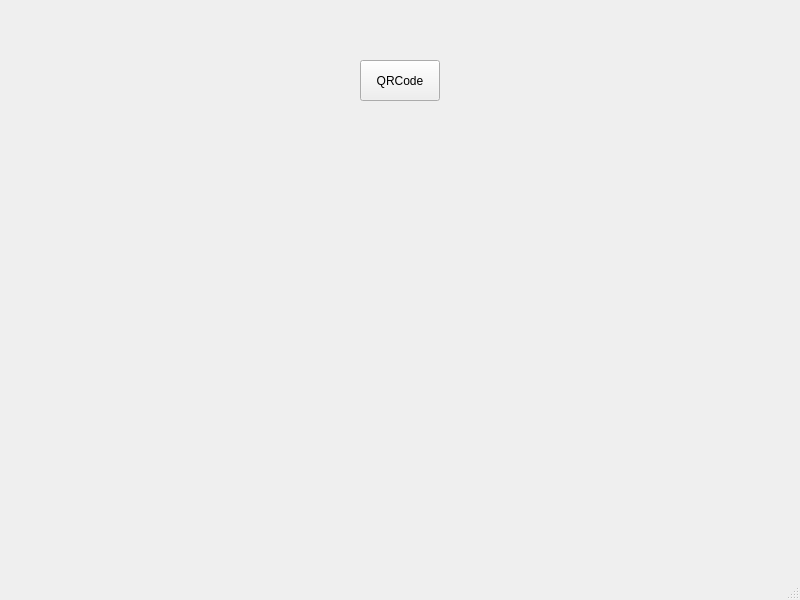
Before: the Qt Designer form Ltem_Sorting/mainwindow.ui in YiHangCalm/WorldSkillsCompetition, drawn with Qt 5.
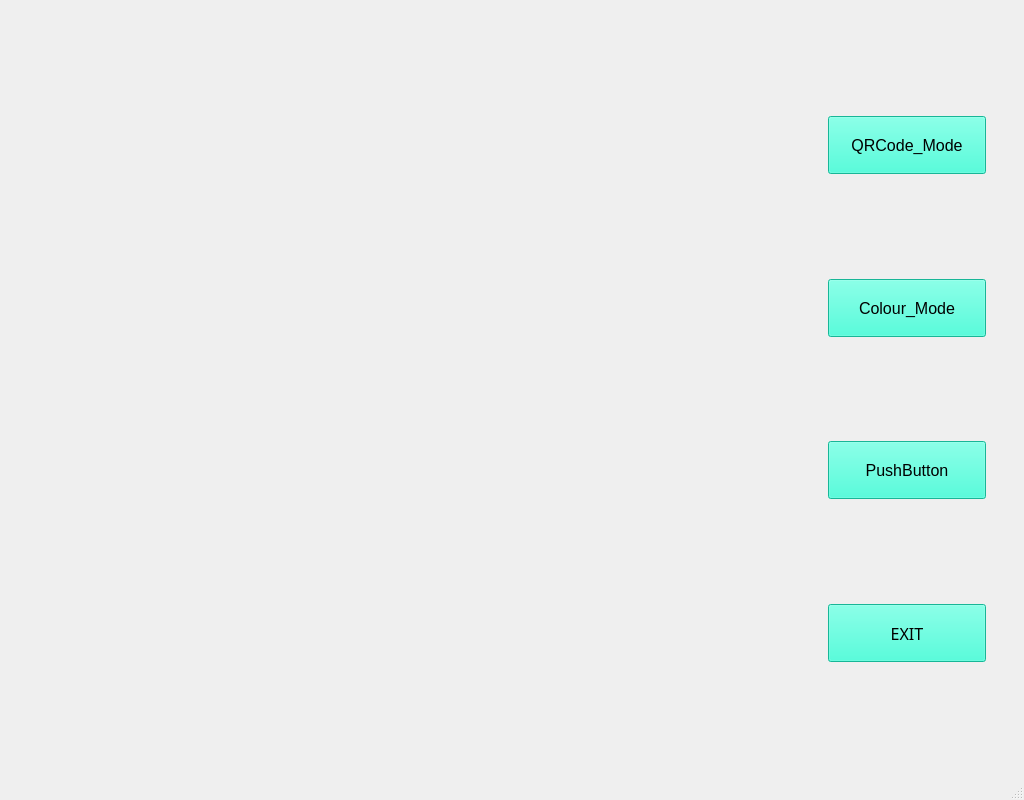
After: the same form once the commit is applied.

```diff
--- a/Ltem_Sorting/mainwindow.ui
+++ b/Ltem_Sorting/mainwindow.ui
@@ -6,27 +6,204 @@
    <rect>
     <x>0</x>
     <y>0</y>
-    <width>800</width>
-    <height>600</height>
+    <width>1024</width>
+    <height>800</height>
    </rect>
   </property>
+  <property name="sizePolicy">
+   <sizepolicy hsizetype="Fixed" vsizetype="Fixed">
+    <horstretch>0</horstretch>
+    <verstretch>0</verstretch>
+   </sizepolicy>
+  </property>
   <property name="windowTitle">
    <string>MainWindow</string>
   </property>
+  <property name="styleSheet">
+   <string notr="true">QPushButton#modeButton {
+    background-color: rgb(34, 255, 211);
+    color: black;
+    width: 150px;  
+    height: 50px; 
+	font-size: 16px; 
+}
+
+QPushButton#ColourButton {
+    background-color: rgb(34, 255, 211);
+    color: black;
+    width: 150px;  
+    height: 50px;   
+	font-size: 16px;
+}
+QPushButton#InspectButton{
+    background-color: rgb(34, 255, 211);
+    color: black;
+    width: 150px;   
+    height: 50px;
+	font-size: 16px;   
+}
+QPushButton#exitButton {
+    background-color: rgb(34, 255, 211);
+    color: black;
+    width: 150px;   
+    height: 50px;   
+	font-size: 16px;
+}</string>
+  </property>
   <widget class="QWidget" name="centralwidget">
-   <widget class="QPushButton" name="modeButton">
-    <property name="geometry">
-     <rect>
-      <x>360</x>
-      <y>60</y>
-      <width>80</width>
-      <height>41</height>
-     </rect>
-    </property>
-    <property name="text">
-     <string>QRCode</string>
-    </property>
-   </widget>
+   <layout class="QHBoxLayout" name="horizontalLayout">
+    <item>
+     <spacer name="horizontalSpacer">
+      <property name="orientation">
+       <enum>Qt::Horizontal</enum>
+      </property>
+      <property name="sizeHint" stdset="0">
+       <size>
+        <width>792</width>
+        <height>37</height>
+       </size>
+      </property>
+     </spacer>
+    </item>
+    <item>
+     <widget class="QWidget" name="widget" native="true">
+      <layout class="QVBoxLayout" name="verticalLayout">
+       <item>
+        <spacer name="verticalSpacer_5">
+         <property name="orientation">
+          <enum>Qt::Vertical</enum>
+         </property>
+         <property name="sizeHint" stdset="0">
+          <size>
+           <width>20</width>
+           <height>40</height>
+          </size>
+         </property>
+        </spacer>
+       </item>
+       <item>
+        <widget class="QPushButton" name="modeButton">
+         <property name="sizePolicy">
+          <sizepolicy hsizetype="Minimum" vsizetype="Maximum">
+           <horstretch>0</horstretch>
+           <verstretch>0</verstretch>
+          </sizepolicy>
+         </property>
+         <property name="maximumSize">
+          <size>
+           <width>200</width>
+           <height>600</height>
+          </size>
+         </property>
+         <property name="font">
+          <font>
+           <pointsize>-1</pointsize>
+          </font>
+         </property>
+         <property name="styleSheet">
+          <string notr="true"/>
+         </property>
+         <property name="text">
+          <string>QRCode_Mode</string>
+         </property>
+        </widget>
+       </item>
+       <item>
+        <spacer name="verticalSpacer_2">
+         <property name="orientation">
+          <enum>Qt::Vertical</enum>
+         </property>
+         <property name="sizeHint" stdset="0">
+          <size>
+           <width>20</width>
+           <height>40</height>
+          </size>
+         </property>
+        </spacer>
+       </item>
+       <item>
+        <widget class="QPushButton" name="ColourButton">
+         <property name="text">
+          <string>Colour_Mode</string>
+         </property>
+        </widget>
+       </item>
+       <item>
+        <spacer name="verticalSpacer_3">
+         <property name="orientation">
+          <enum>Qt::Vertical</enum>
+         </property>
+         <property name="sizeHint" stdset="0">
+          <size>
+           <width>20</width>
+           <height>40</height>
+          </size>
+         </property>
+        </spacer>
+       </item>
+       <item>
+        <widget class="QPushButton" name="InspectButton">
+         <property name="text">
+          <string>PushButton</string>
+         </property>
+        </widget>
+       </item>
+       <item>
+        <spacer name="verticalSpacer">
+         <property name="orientation">
+          <enum>Qt::Vertical</enum>
+         </property>
+         <property name="sizeHint" stdset="0">
+          <size>
+           <width>20</width>
+           <height>40</height>
+          </size>
+         </property>
+        </spacer>
+       </item>
+       <item>
+        <widget class="QPushButton" name="exitButton">
+         <property name="font">
+          <font>
+           <family>文泉驿点阵正黑</family>
+           <pointsize>-1</pointsize>
+          </font>
+         </property>
+         <property name="text">
+          <string>EXIT</string>
+         </property>
+        </widget>
+       </item>
+       <item>
+        <spacer name="verticalSpacer_6">
+         <property name="orientation">
+          <enum>Qt::Vertical</enum>
+         </property>
+         <property name="sizeHint" stdset="0">
+          <size>
+           <width>20</width>
+           <height>40</height>
+          </size>
+         </property>
+        </spacer>
+       </item>
+      </layout>
+     </widget>
+    </item>
+    <item>
+     <spacer name="verticalSpacer_4">
+      <property name="orientation">
+       <enum>Qt::Vertical</enum>
+      </property>
+      <property name="sizeHint" stdset="0">
+       <size>
+        <width>20</width>
+        <height>736</height>
+       </size>
+      </property>
+     </spacer>
+    </item>
+   </layout>
   </widget>
   <widget class="QMenuBar" name="menubar">
    <property name="geometry">
```
Left out of the diff: 2 changed lines with no effect on the pictures.
